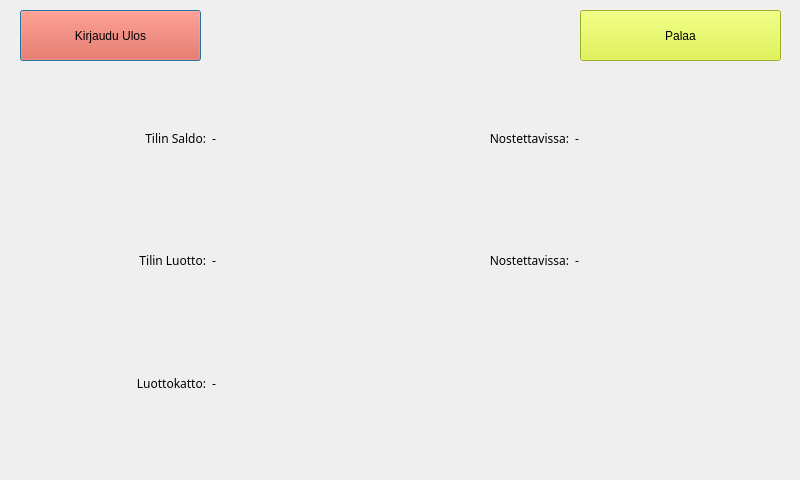
The window that frontend/balancewindow.ui (slmksav/Qt6-ATM-app) describes before a commit, drawn with Qt 5.
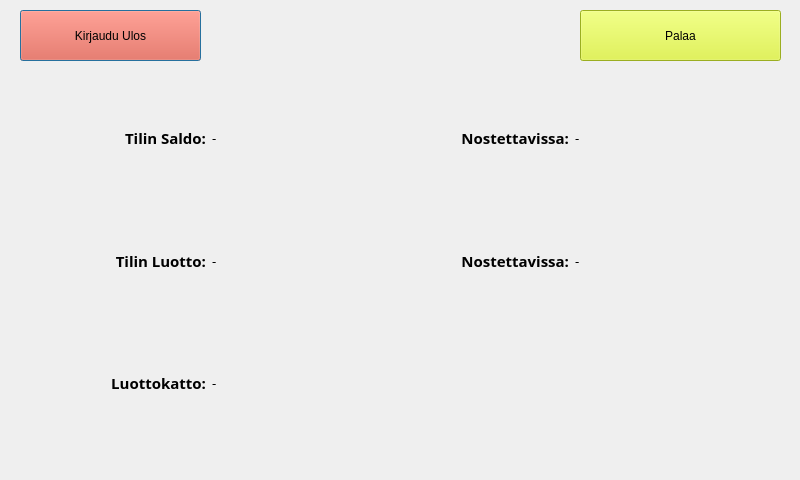
The same window after the commit. Icons and pictures are not drawn.

What changed in the file:
```diff
--- a/frontend/balancewindow.ui
+++ b/frontend/balancewindow.ui
@@ -77,7 +77,10 @@
        <widget class="QLabel" name="labelInfoBalance">
         <property name="font">
          <font>
-          <family>Verdana Pro</family>
+          <family>Verdana Pro Light</family>
+          <pointsize>11</pointsize>
+          <italic>false</italic>
+          <bold>true</bold>
          </font>
         </property>
         <property name="text">
@@ -92,7 +95,10 @@
        <widget class="QLabel" name="labelInfoCredit">
         <property name="font">
          <font>
-          <family>Verdana Pro</family>
+          <family>Verdana Pro Light</family>
+          <pointsize>11</pointsize>
+          <italic>false</italic>
+          <bold>true</bold>
          </font>
         </property>
         <property name="text">
@@ -107,7 +113,10 @@
        <widget class="QLabel" name="labelInfoCreditMax">
         <property name="font">
          <font>
-          <family>Verdana Pro</family>
+          <family>Verdana Pro Light</family>
+          <pointsize>11</pointsize>
+          <italic>false</italic>
+          <bold>true</bold>
          </font>
         </property>
         <property name="text">
@@ -127,6 +136,7 @@
         <property name="font">
          <font>
           <family>Verdana Pro Cond Black</family>
+          <pointsize>10</pointsize>
           <bold>false</bold>
          </font>
         </property>
@@ -140,6 +150,7 @@
         <property name="font">
          <font>
           <family>Verdana Pro Cond Black</family>
+          <pointsize>10</pointsize>
           <bold>false</bold>
          </font>
         </property>
@@ -153,6 +164,7 @@
         <property name="font">
          <font>
           <family>Verdana Pro Cond Black</family>
+          <pointsize>10</pointsize>
           <bold>false</bold>
          </font>
         </property>
@@ -169,7 +181,10 @@
        <widget class="QLabel" name="labelInfoBalanceAvail">
         <property name="font">
          <font>
-          <family>Verdana Pro</family>
+          <family>Verdana Pro Light</family>
+          <pointsize>11</pointsize>
+          <italic>false</italic>
+          <bold>true</bold>
          </font>
         </property>
         <property name="text">
@@ -184,7 +199,10 @@
        <widget class="QLabel" name="labelInfoCreditAvail">
         <property name="font">
          <font>
-          <family>Verdana Pro</family>
+          <family>Verdana Pro Light</family>
+          <pointsize>11</pointsize>
+          <italic>false</italic>
+          <bold>true</bold>
          </font>
         </property>
         <property name="text">
@@ -219,6 +237,7 @@
         <property name="font">
          <font>
           <family>Verdana Pro Cond Black</family>
+          <pointsize>10</pointsize>
           <bold>false</bold>
          </font>
         </property>
@@ -232,6 +251,7 @@
         <property name="font">
          <font>
           <family>Verdana Pro Cond Black</family>
+          <pointsize>10</pointsize>
           <bold>false</bold>
          </font>
         </property>
```
Left out of the diff: 6 changed lines with no effect on the pictures.
